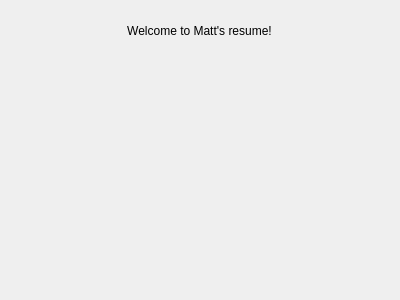
The window that BowlingInterface/startgame.ui (androideka/Crimson) describes before a commit, drawn with Qt 5.
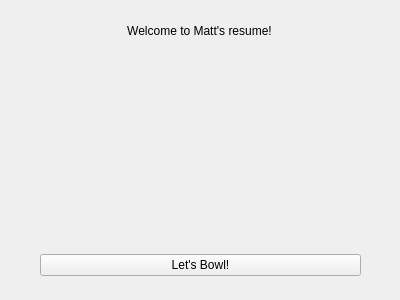
The same window after the commit.

Commit message: Catch a straggler

Diff of the .ui file:
```diff
--- a/BowlingInterface/startgame.ui
+++ b/BowlingInterface/startgame.ui
@@ -16,10 +16,10 @@
   <widget class="QWidget" name="horizontalLayoutWidget">
    <property name="geometry">
     <rect>
-     <x>10</x>
+     <x>0</x>
      <y>60</y>
      <width>381</width>
-     <height>221</height>
+     <height>171</height>
     </rect>
    </property>
    <layout class="QHBoxLayout" name="horizontalLayout"/>
@@ -46,6 +46,25 @@
     </item>
    </layout>
   </widget>
+  <widget class="QWidget" name="horizontalLayoutWidget_3">
+   <property name="geometry">
+    <rect>
+     <x>40</x>
+     <y>240</y>
+     <width>321</width>
+     <height>51</height>
+    </rect>
+   </property>
+   <layout class="QHBoxLayout" name="horizontalLayout_3">
+    <item>
+     <widget class="QPushButton" name="start_game">
+      <property name="text">
+       <string>Let's Bowl!</string>
+      </property>
+     </widget>
+    </item>
+   </layout>
+  </widget>
  </widget>
  <resources/>
  <connections/>
```
